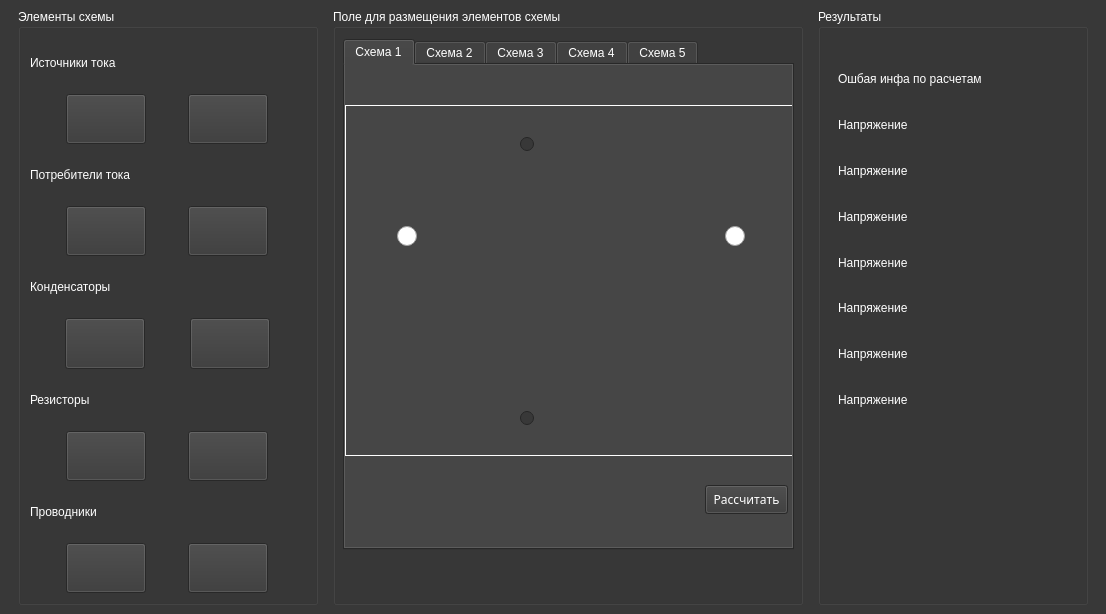
Above: mainwindow.ui from Owl876/electrical-circuit-calculator before the change. Below: the same form after it.
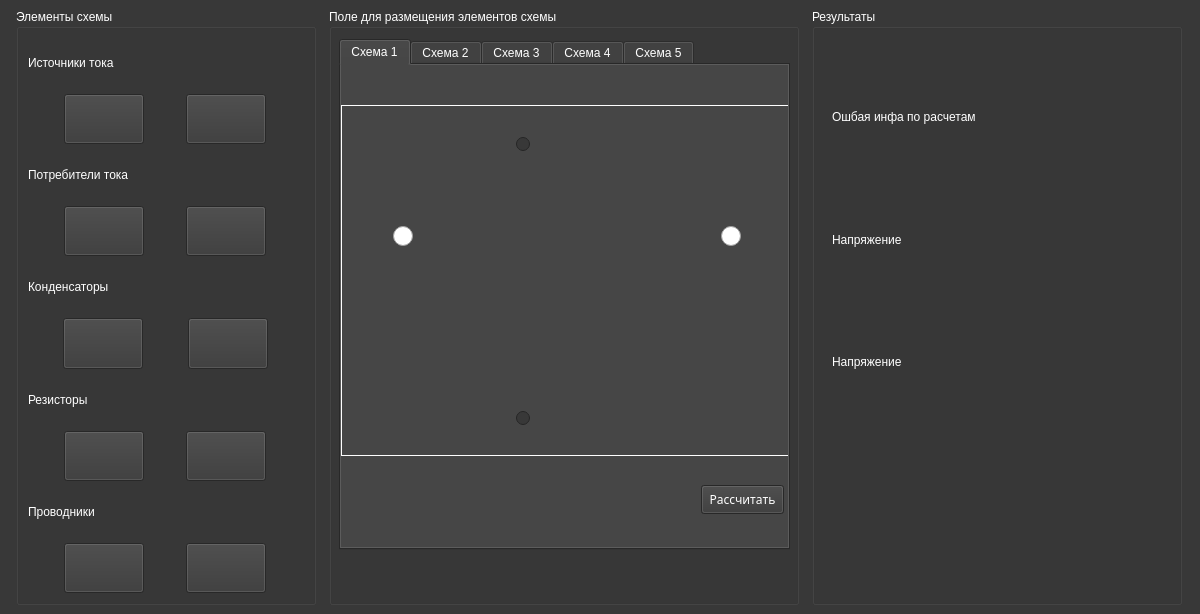
That is the form after the change. The open tabs and pages were chosen to show the change. Icons and pictures are not drawn.

What changed in the file:
```diff
--- a/mainwindow.ui
+++ b/mainwindow.ui
@@ -6,7 +6,7 @@
    <rect>
     <x>0</x>
     <y>0</y>
-    <width>1106</width>
+    <width>1200</width>
     <height>614</height>
    </rect>
   </property>
@@ -3290,9 +3290,15 @@
     </item>
     <item>
      <widget class="QGroupBox" name="groupBox_9">
+      <property name="sizePolicy">
+       <sizepolicy hsizetype="Preferred" vsizetype="Preferred">
+        <horstretch>0</horstretch>
+        <verstretch>0</verstretch>
+       </sizepolicy>
+      </property>
       <property name="minimumSize">
        <size>
-        <width>270</width>
+        <width>370</width>
         <height>0</height>
        </size>
       </property>
@@ -3305,18 +3311,30 @@
       <property name="title">
        <string>Результаты</string>
       </property>
-      <widget class="QWidget" name="">
+      <widget class="QWidget" name="layoutWidget">
        <property name="geometry">
         <rect>
          <x>20</x>
          <y>50</y>
-         <width>241</width>
+         <width>362</width>
          <height>361</height>
         </rect>
        </property>
        <layout class="QVBoxLayout" name="verticalLayout_2">
         <item>
          <widget class="QLabel" name="label">
+          <property name="minimumSize">
+           <size>
+            <width>330</width>
+            <height>0</height>
+           </size>
+          </property>
+          <property name="maximumSize">
+           <size>
+            <width>330</width>
+            <height>16777215</height>
+           </size>
+          </property>
           <property name="text">
            <string>Ошбая инфа по расчетам</string>
           </property>
@@ -3324,6 +3342,18 @@
         </item>
         <item>
          <widget class="QLabel" name="label_13">
+          <property name="minimumSize">
+           <size>
+            <width>330</width>
+            <height>0</height>
+           </size>
+          </property>
+          <property name="maximumSize">
+           <size>
+            <width>330</width>
+            <height>16777215</height>
+           </size>
+          </property>
           <property name="text">
            <string>Напряжение</string>
           </property>
@@ -3331,41 +3361,18 @@
         </item>
         <item>
          <widget class="QLabel" name="label_14">
-          <property name="text">
-           <string>Напряжение</string>
+          <property name="minimumSize">
+           <size>
+            <width>330</width>
+            <height>0</height>
+           </size>
           </property>
-         </widget>
-        </item>
-        <item>
-         <widget class="QLabel" name="label_15">
-          <property name="text">
-           <string>Напряжение</string>
+          <property name="maximumSize">
+           <size>
+            <width>330</width>
+            <height>16777215</height>
+           </size>
           </property>
-         </widget>
-        </item>
-        <item>
-         <widget class="QLabel" name="label_16">
-          <property name="text">
-           <string>Напряжение</string>
-          </property>
-         </widget>
-        </item>
-        <item>
-         <widget class="QLabel" name="label_17">
-          <property name="text">
-           <string>Напряжение</string>
-          </property>
-         </widget>
-        </item>
-        <item>
-         <widget class="QLabel" name="label_18">
-          <property name="text">
-           <string>Напряжение</string>
-          </property>
-         </widget>
-        </item>
-        <item>
-         <widget class="QLabel" name="label_19">
           <property name="text">
            <string>Напряжение</string>
           </property>
```
Left out of the diff: 4 changed lines with no effect on the pictures.
